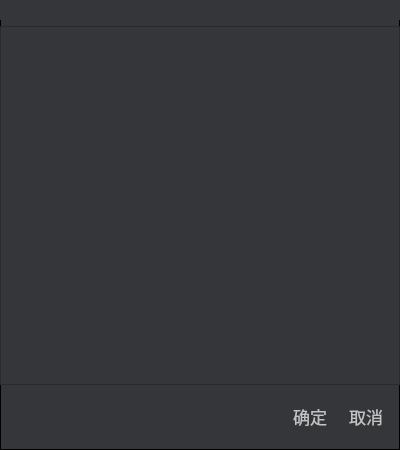
First picture: the form in dlg_stackmanage.ui, repository eeyoo/yunsheng, before the edit.
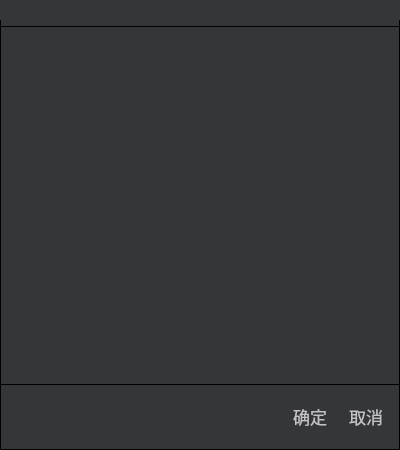
Second picture: the form after the edit. Icons and pictures are not drawn.

The edit to the form file:
```diff
--- a/dlg_stackmanage.ui
+++ b/dlg_stackmanage.ui
@@ -44,7 +44,7 @@
 background: url(&quot;:/Res/image/title_bar.png&quot;);
 }
 
-QListView {
+QTableWidget {
 border: 1px solid black;
 }
 
```
